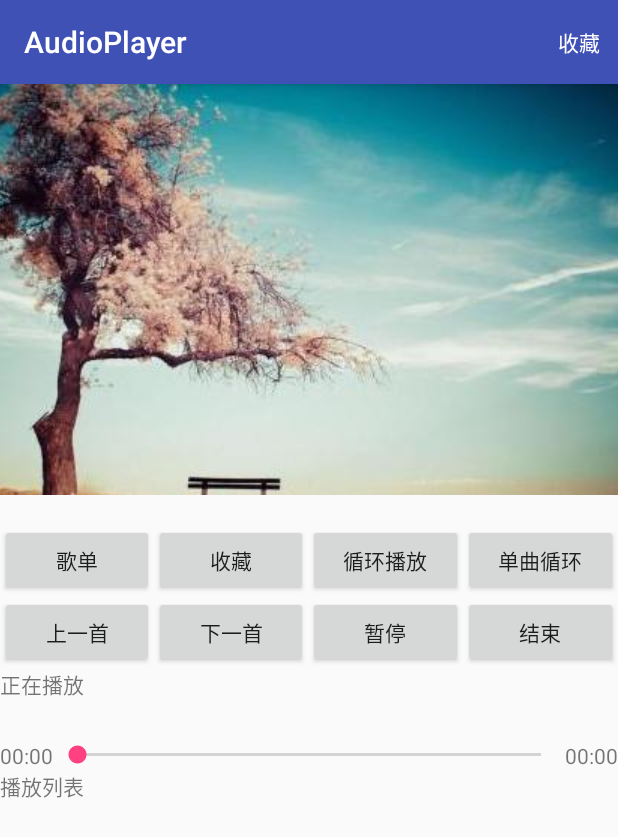
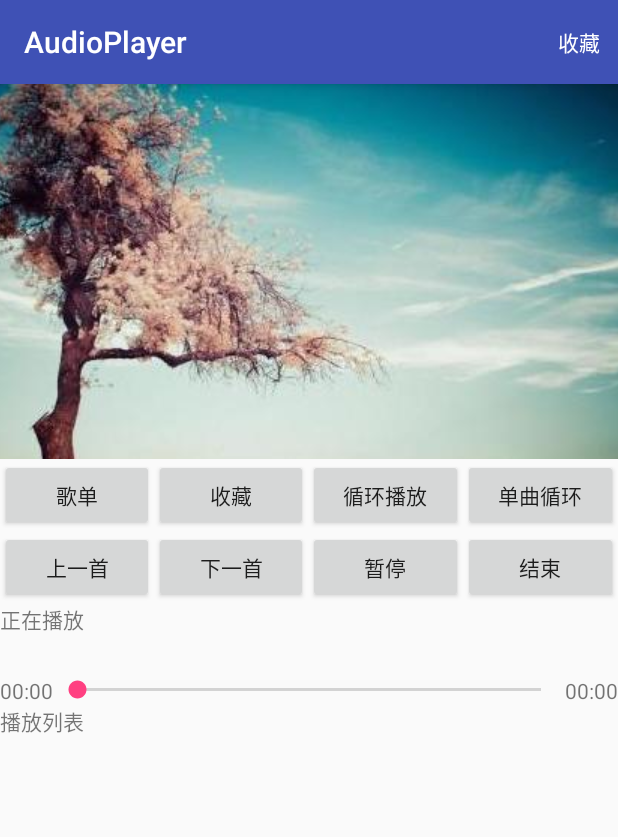
Before and after one commit to lzy921830797/AudioPlayer, an Android app: the screen it shows after launch (MainActivity), on a phone screen of 412 x 824 dp. Shown: the top 837 px of the screen. Run offline under Robolectric (Android 15) with nearby library versions, the phone set to English and light mode, and no system bars.

Commit message:
调整图片

```diff
--- a/app/src/main/res/layout/activity_main.xml
+++ b/app/src/main/res/layout/activity_main.xml
@@ -9,7 +9,7 @@
 
     <TextView
         android:layout_width="match_parent"
-        android:layout_height="wrap_content"
+        android:layout_height="250dp"
         android:drawableTop="@drawable/img_main"/>
 
     <LinearLayout
```
